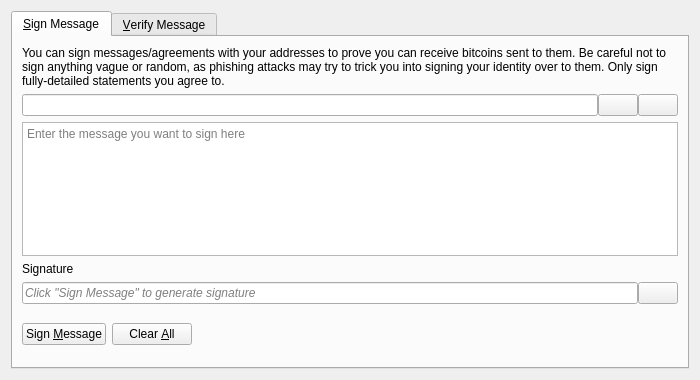
This is src/qt/forms/signverifymessagedialog.ui in reddcoin-project/reddcoin as Qt 5 draws it before an edit. The edited form follows.
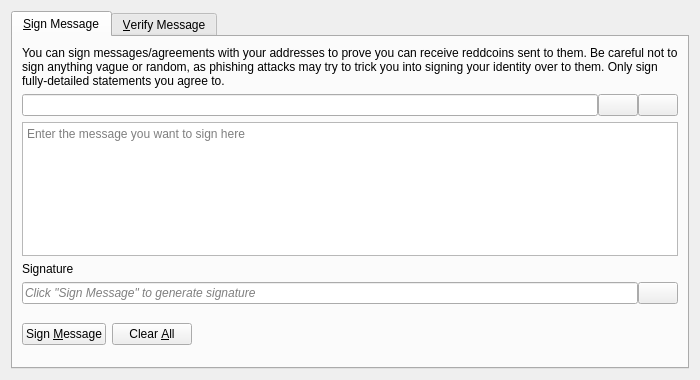
This is the edited form. Icons and pictures are not drawn. Custom widgets are drawn as their Qt base class.

Diff of the .ui file:
```diff
--- a/src/qt/forms/signverifymessagedialog.ui
+++ b/src/qt/forms/signverifymessagedialog.ui
@@ -30,7 +30,7 @@
        <item>
         <widget class="QLabel" name="infoLabel_SM">
          <property name="text">
-          <string>You can sign messages/agreements with your addresses to prove you can receive bitcoins sent to them. Be careful not to sign anything vague or random, as phishing attacks may try to trick you into signing your identity over to them. Only sign fully-detailed statements you agree to.</string>
+          <string>You can sign messages/agreements with your addresses to prove you can receive reddcoins sent to them. Be careful not to sign anything vague or random, as phishing attacks may try to trick you into signing your identity over to them. Only sign fully-detailed statements you agree to.</string>
          </property>
          <property name="textFormat">
           <enum>Qt::PlainText</enum>
```
